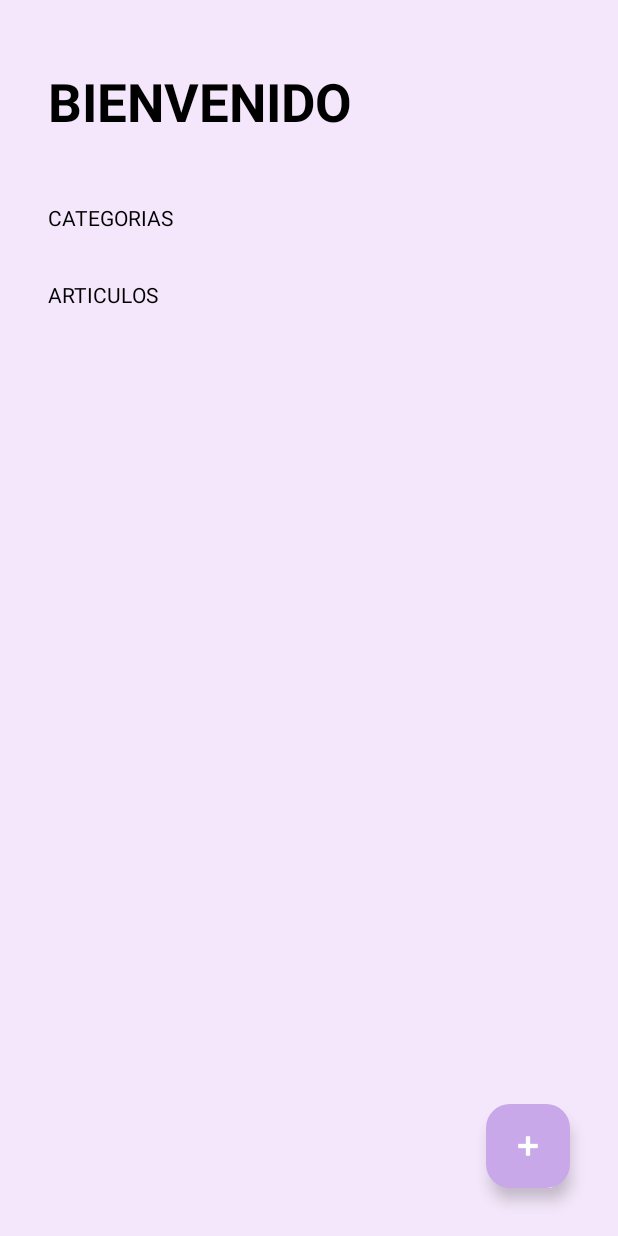
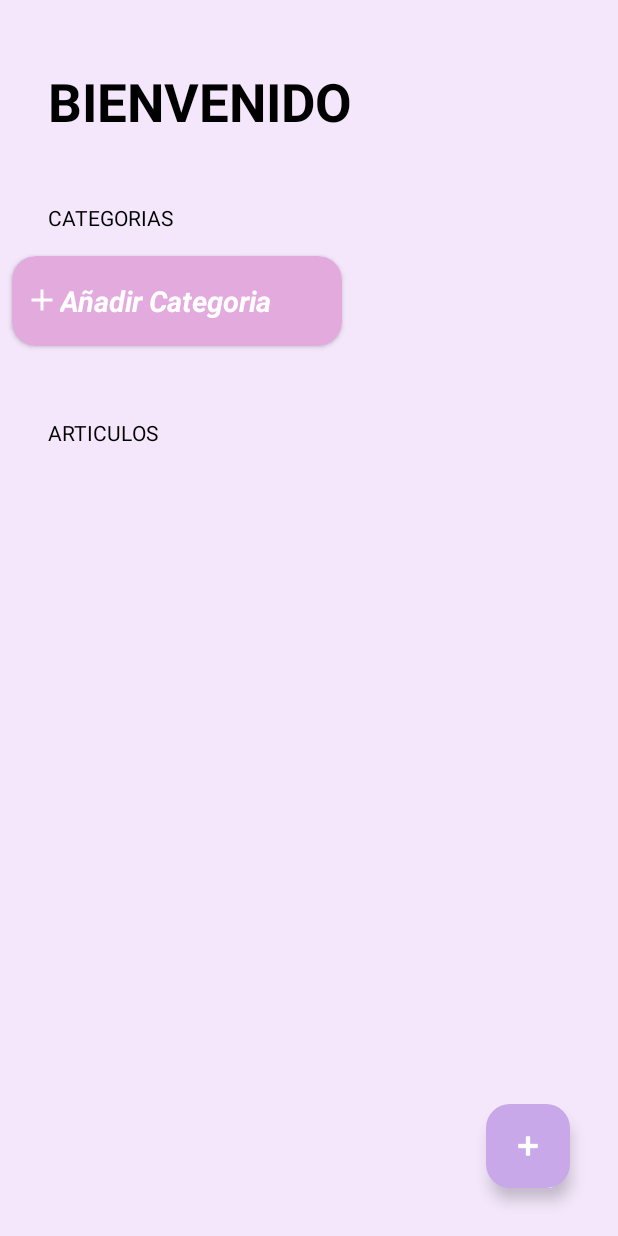
Before and after one commit to Jose-Vela/Prueba-Visorus, an Android app: the screen it shows after launch (MainActivity), on a phone screen of 412 x 824 dp. Run offline under Robolectric (Android 15) with nearby library versions, the phone set to English and light mode, and no system bars; network calls fail; 2 statements that could not run were skipped.

```diff
--- /dev/null
+++ b/app/src/main/java/com/example/pruebavisorus/AddButtonViewHolder.kt
@@ -0,0 +1,15 @@
+package com.example.pruebavisorus
+
+import android.view.View
+import androidx.cardview.widget.CardView
+import androidx.recyclerview.widget.RecyclerView
+
+class AddButtonViewHolder(itemView: View, onClick: () -> Unit) : RecyclerView.ViewHolder(itemView) {
+    private val addButton: CardView = itemView.findViewById(R.id.viewContainer)
+
+    init {
+        addButton.setOnClickListener {
+            onClick()
+        }
+    }
+}
--- a/app/src/main/java/com/example/pruebavisorus/CategoriesAdapter.kt
+++ b/app/src/main/java/com/example/pruebavisorus/CategoriesAdapter.kt
@@ -6,23 +6,68 @@ import androidx.recyclerview.widget.RecyclerView
 
 class CategoriesAdapter(
     var categoriesList: List<CategoryDataResponse> = emptyList(),
-    private val onItemSelect: (Int) -> Unit): RecyclerView.Adapter<CategoriesViewHolder>() {
+    private val onItemSelect: (Int) -> Unit,
+    private val onAddCategoryClick: () -> Unit
+): RecyclerView.Adapter<RecyclerView.ViewHolder>() {
+
+    companion object {
+        private const val VIEW_TYPE_CATEGORY = 1
+        private const val VIEW_TYPE_ADD_BUTTON = 2
+    }
 
     fun updateList(categoryList: List<CategoryDataResponse>) {
         this.categoriesList = categoryList
         notifyDataSetChanged()
     }
 
-    override fun onCreateViewHolder(parent: ViewGroup, viewType: Int): CategoriesViewHolder {
-        return CategoriesViewHolder(
+    override fun onCreateViewHolder(parent: ViewGroup, viewType: Int): RecyclerView.ViewHolder {
+        /*return CategoriesViewHolder(
             LayoutInflater.from(parent.context).inflate(R.layout.item_category, parent, false)
-        )
+        )*/
+        val inflater = LayoutInflater.from(parent.context)
+        return if (viewType == VIEW_TYPE_CATEGORY) {
+            CategoriesViewHolder(
+                inflater.inflate(R.layout.item_category, parent, false)
+            )
+        } else {
+            // Infla el diseño del botón de agregar
+            val addButtonView = inflater.inflate(R.layout.button_add_category, parent, false)
+            AddButtonViewHolder(addButtonView, onAddCategoryClick)
+        }
     }
 
-    override fun getItemCount() = categoriesList.size
+    override fun getItemCount() = categoriesList.size + 1
 
-    override fun onBindViewHolder(viewholder: CategoriesViewHolder, position: Int) {
-        viewholder.render(categoriesList[position], onItemSelect)
+    override fun onBindViewHolder(viewholder: RecyclerView.ViewHolder, position: Int) {
+        //viewholder.render(categoriesList[position], onItemSelect)
+        if (position < categoriesList.size) {
+            // Vincula la vista de la categoría
+            val category = categoriesList[position]
+            (viewholder as CategoriesViewHolder).render(category, onItemSelect)
+        } /*else {
+            // Vincula la vista del botón de agregar
+            // No es necesario realizar nada aquí, ya que la acción del botón se maneja en su propio ViewHolder
+        }*/
+    }
+
+    /*override fun onBindViewHolder(viewholder: CategoriesViewHolder, position: Int) {
+        //viewholder.render(categoriesList[position], onItemSelect)
+        if (position < categoriesList.size) {
+            // Vincula la vista de la categoría
+            val category = categoriesList[position]
+            (viewholder as CategoriesViewHolder).render(category, onItemSelect)
+        } /*else {
+            // Vincula la vista del botón de agregar
+            // No es necesario realizar nada aquí, ya que la acción del botón se maneja en su propio ViewHolder
+        }*/
+    }*/
+
+    override fun getItemViewType(position: Int): Int {
+        return if (position < categoriesList.size) {
+            VIEW_TYPE_CATEGORY
+        } else {
+            VIEW_TYPE_ADD_BUTTON
+        }
     }
 
 }
--- /dev/null
+++ b/app/src/main/res/drawable/add_ic.xml
@@ -0,0 +1,5 @@
+<vector android:height="24dp" android:tint="#000000"
+    android:viewportHeight="24" android:viewportWidth="24"
+    android:width="24dp" xmlns:android="http://schemas.android.com/apk/res/android">
+    <path android:fillColor="@android:color/white" android:pathData="M19,13h-6v6h-2v-6H5v-2h6V5h2v6h6v2z"/>
+</vector>
--- /dev/null
+++ b/app/src/main/res/layout/button_add_category.xml
@@ -0,0 +1,35 @@
+<?xml version="1.0" encoding="utf-8"?>
+<androidx.cardview.widget.CardView xmlns:android="http://schemas.android.com/apk/res/android"
+    xmlns:app="http://schemas.android.com/apk/res-auto"
+    xmlns:tools="http://schemas.android.com/tools"
+    android:id="@+id/viewContainer"
+    android:layout_width="220dp"
+    android:layout_height="60dp"
+    android:layout_marginHorizontal="8dp"
+    android:layout_marginVertical="16dp"
+    app:cardCornerRadius="16dp"
+    app:cardBackgroundColor="@color/app_background_card_category">
+
+    <androidx.appcompat.widget.LinearLayoutCompat
+        android:layout_width="match_parent"
+        android:layout_height="match_parent"
+        android:layout_margin="8dp"
+        android:gravity="center_vertical"
+        android:orientation="vertical">
+
+        <TextView
+            android:id="@+id/tvCategoryName"
+            android:layout_width="wrap_content"
+            android:layout_height="wrap_content"
+            android:shadowColor="@color/white"
+            android:textColor="@color/white"
+            android:textSize="19sp"
+            android:textStyle="bold|italic"
+            app:drawableStartCompat="@drawable/add_ic"
+            android:text="@string/app_add_categories"
+            app:drawableTint="@color/white" />
+
+
+    </androidx.appcompat.widget.LinearLayoutCompat>
+
+</androidx.cardview.widget.CardView>
--- a/app/src/main/res/values/strings.xml
+++ b/app/src/main/res/values/strings.xml
@@ -4,6 +4,7 @@
     <string name="app_title">Bienvenido</string>
     <string name="app_categories">Categorias</string>
     <string name="app_articles">Articulos</string>
+    <string name="app_add_categories">Añadir Categoria</string>
 
     <!-- CONTENT DESCRIPTIONS -->
     <string name="app_description_add_article">Añadir nuevo articulo</string>
```
Also changed, not shown: app/src/main/java/com/example/pruebavisorus/MainActivity.kt (+32 -10 lines).
